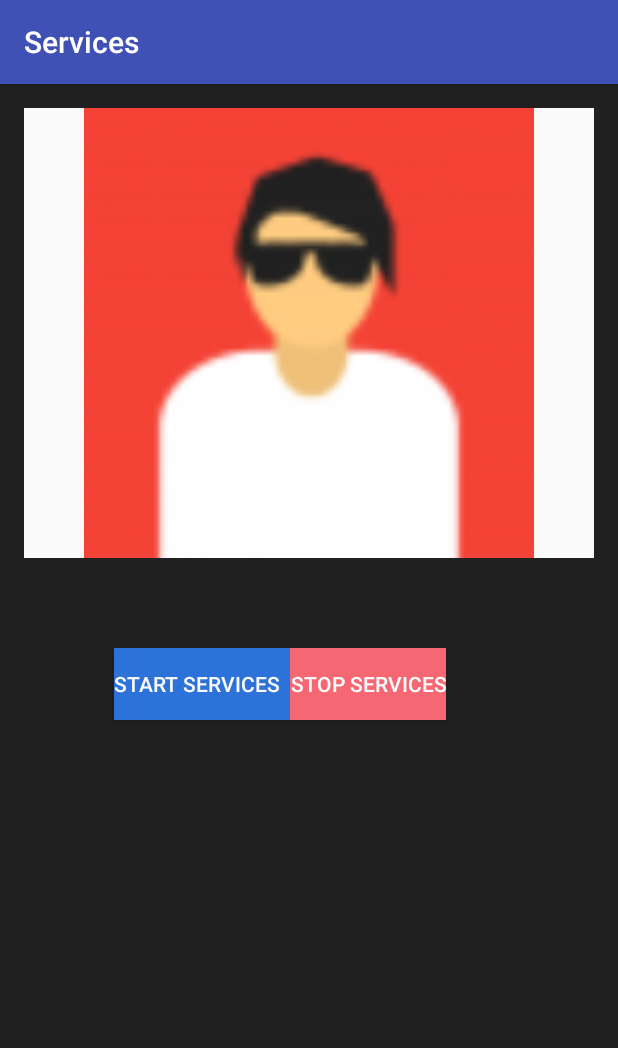
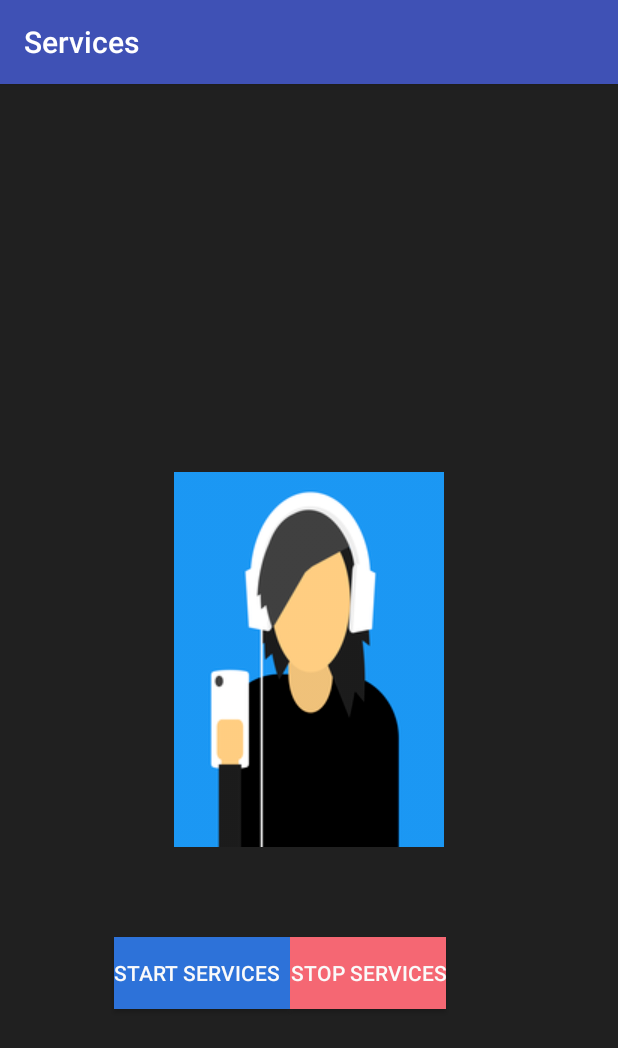
Before and after one commit to webmasteraxe/Basics, an Android app: the screen it shows after launch (MainActivity), after a tap on "START SERVICES", on a phone screen of 412 x 824 dp. Shown: the top 1048 px of the screen. Run offline under Robolectric (Android 15) with nearby library versions, the light colour scheme and no system bars; plain views replace FlatButton.

Commit message:
Initial Commit

```diff
--- a/services/src/main/java/axyz/weezyboy/services/MainActivity.java
+++ b/services/src/main/java/axyz/weezyboy/services/MainActivity.java
@@ -28,20 +28,22 @@ public class MainActivity extends AppCompatActivity implements View.OnClickListe
         // TODO Auto-generated method stub
         if (v == b1)
         {
-            imageView.setImageResource(R.drawable.hdpi);
+            imageView.setImageResource(R.drawable.rsz_isis_gaia);
+            startService(new Intent(getBaseContext(), MyService.class));
         } else if(v == b2){
-            imageView.setImageResource(R.drawable.hdpi1);
+            imageView.setImageResource(R.drawable.rsz_white_avatar);
+            stopService(new Intent(getBaseContext(), MyService.class));
         }
 
     }
 
-    // Method to start the service
+   /* // Method to start the service
     public void startService(View view) {
         startService(new Intent(getBaseContext(), MyService.class));
-    }
+    }*/
 
-    // Method to stop the service
+    /*// Method to stop the service
     public void stopService(View view) {
         stopService(new Intent(getBaseContext(), MyService.class));
-    }
+    }*/
 }
--- a/services/src/main/res/layout/activity_main.xml
+++ b/services/src/main/res/layout/activity_main.xml
@@ -12,16 +12,12 @@
     tools:context="axyz.weezyboy.services.MainActivity">
 
     <ImageView
-        android:layout_width="match_parent"
-        android:layout_height="300dp"
+        android:layout_width="180dp"
+        android:layout_height="250dp"
         android:id="@+id/imageButton"
-        android:src="@drawable/off_torch"
-        android:background="@color/snow_light"
-        android:layout_alignParentTop="true"
-        android:layout_alignParentRight="true"
-        android:layout_alignParentEnd="true"
-        android:layout_alignParentLeft="true"
-        android:layout_alignParentStart="true" />
+        android:src="@drawable/rsz_white_avatar"
+        android:layout_centerVertical="true"
+        android:layout_centerHorizontal="true" />
 
     <com.cengalabs.flatui.views.FlatButton
         android:layout_width="wrap_content"
```
Also changed, not shown: services/src/main/res/drawable/bluu.png (added), services/src/main/res/drawable/hdpi.png (deleted), services/src/main/res/drawable/hdpi1.png (deleted), services/src/main/res/drawable/off_torch.png (deleted), services/src/main/res/drawable/rsz_isis_gaia.png (added), services/src/main/res/drawable/rsz_white_avatar.png (added), services/src/main/res/drawable/torch.png (deleted), services/src/main/res/drawable/whitered.png (added).
